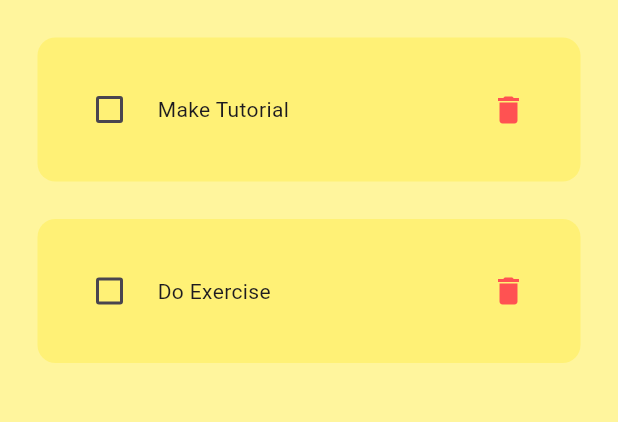
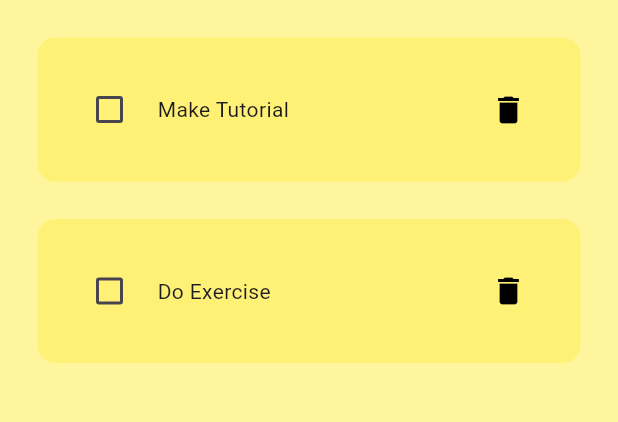
Before and after one commit to usman-383/Complete-Flutter-Developent-Course, a Flutter app: the screen it shows after launch, on a phone screen of 412 x 824 dp, the part 84-506 px from its top. Run offline on Flutter 3.47's test engine with Material 3 defaults, Android fonts, the phone set to English and light mode, and no system bars.

Commit message:
Update todo_tile.dart
Updated color of bin to black

```diff
--- a/Section-4 Flutter Programming Fundamentals/Projects/todo_app/lib/Utill/todo_tile.dart
+++ b/Section-4 Flutter Programming Fundamentals/Projects/todo_app/lib/Utill/todo_tile.dart
@@ -42,7 +42,7 @@ class ToDoTile extends StatelessWidget {
             ),
             IconButton(
               icon: const Icon(Icons.delete),
-              color: Colors.redAccent,
+              color: Colors.black,
               onPressed: onDelete,
             ),
           ],
```
